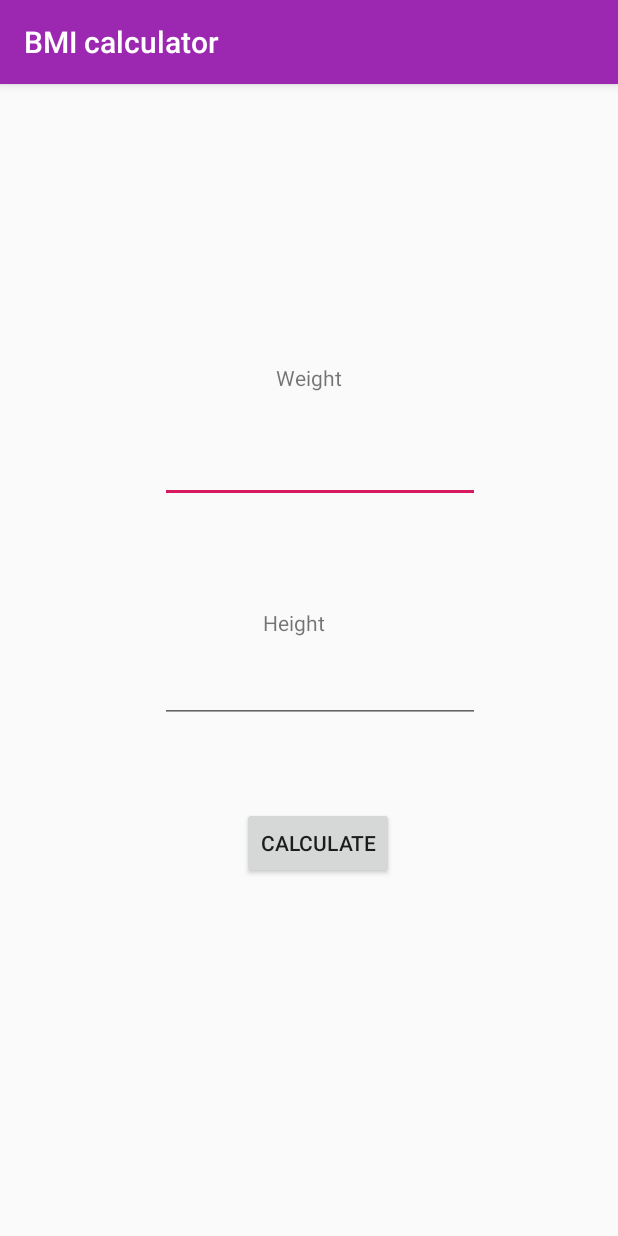
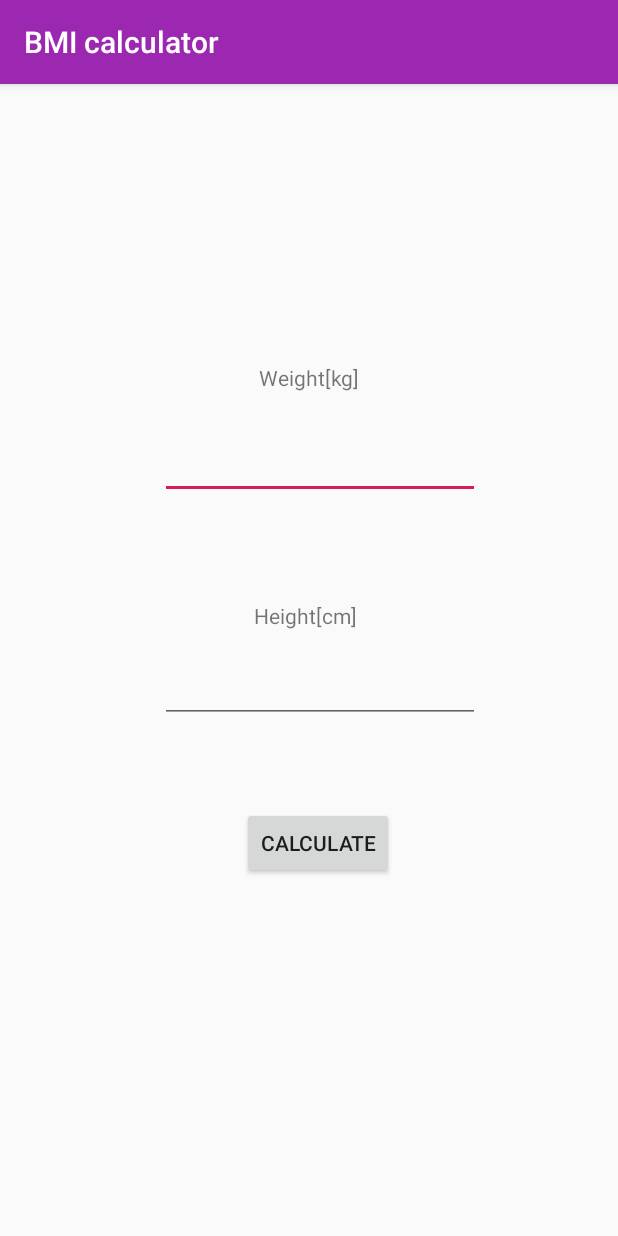
Before and after one commit to mczu/PAMO, an Android app: the screen it shows after launch (MainActivity), on a phone screen of 412 x 824 dp. Run offline under Robolectric (Android 15) with nearby library versions, the phone set to English and light mode, and no system bars.

Commit message:
BMI calc

```diff
--- a/BMI_calculator/app/src/main/java/com/example/bmi_calculator/MainActivity.java
+++ b/BMI_calculator/app/src/main/java/com/example/bmi_calculator/MainActivity.java
@@ -2,12 +2,51 @@ package com.example.bmi_calculator;
 
 import androidx.appcompat.app.AppCompatActivity;
 import android.os.Bundle;
+import android.view.View;
+import android.widget.EditText;
+import android.widget.TextView;
 
 public class MainActivity extends AppCompatActivity {
+
+    private EditText height;
+    private EditText weight;
+    private TextView result;
 
     @Override
     protected void onCreate(Bundle savedInstanceState) {
         super.onCreate(savedInstanceState);
         setContentView(R.layout.activity_main);
+
+        height = findViewById(R.id.height_input);
+        weight = findViewById(R.id.weight_input);
+        result = findViewById(R.id.result);
     }
+
+    public double calcBMIvalue(double weight, double height){
+        double bmi;
+        bmi = weight/ Math.pow(height, 2);
+        return bmi;
+    }
+
+    public void calculateBMI(View view) {
+
+        String height_value = height.getText().toString();
+        String weight_value = weight.getText().toString();
+
+        if (height_value != null && !"".equals(height_value) && !"0".equals(height_value)
+                && weight_value != null  &&  !"".equals(weight_value) && !"0".equals(weight_value)) {
+            double height= Double.parseDouble(height_value) / 100;
+            double weight = Double.parseDouble(weight_value);
+            double bmi = calcBMIvalue(weight, height);
+
+            displayBMI(bmi);
+        }
+    }
+
+    private void displayBMI(double bmi) {
+        double bmi_score = Math.round(bmi * 100.00) / 100.00;
+        String bmi_result = "BMI = " + bmi_score;
+        result.setText(bmi_result);
+    }
+
 }
--- a/BMI_calculator/app/src/main/res/layout/activity_main.xml
+++ b/BMI_calculator/app/src/main/res/layout/activity_main.xml
@@ -38,17 +38,15 @@
 
     <TextView
         android:id="@+id/height-label"
-        android:layout_width="59dp"
-        android:layout_height="19dp"
-        android:layout_marginStart="175dp"
+        android:layout_width="74dp"
+        android:layout_height="24dp"
         android:layout_marginTop="148dp"
-        android:layout_marginEnd="175dp"
         android:layout_marginBottom="305dp"
         android:labelFor="@id/height_input"
         android:text="@string/height"
         app:layout_constraintBottom_toBottomOf="parent"
         app:layout_constraintEnd_toEndOf="parent"
-        app:layout_constraintHorizontal_bias="0.055"
+        app:layout_constraintHorizontal_bias="0.5"
         app:layout_constraintStart_toStartOf="parent"
         app:layout_constraintTop_toBottomOf="@id/height_input"
         app:layout_constraintVertical_bias="1.0" />
@@ -77,10 +75,24 @@
         android:layout_marginTop="28dp"
         android:layout_marginEnd="156dp"
         android:layout_marginBottom="238dp"
+        android:onClick="calculateBMI"
         android:text="@string/calculate"
         app:layout_constraintBottom_toBottomOf="parent"
         app:layout_constraintEnd_toEndOf="parent"
         app:layout_constraintStart_toStartOf="parent"
         app:layout_constraintTop_toBottomOf="@+id/height_input" />
 
+    <TextView
+        android:id="@+id/result"
+        android:layout_width="wrap_content"
+        android:layout_height="wrap_content"
+        android:layout_marginTop="40dp"
+        android:layout_marginBottom="100dp"
+        app:layout_constraintBottom_toBottomOf="parent"
+        app:layout_constraintEnd_toEndOf="parent"
+        app:layout_constraintHorizontal_bias="0.498"
+        app:layout_constraintStart_toStartOf="parent"
+        app:layout_constraintTop_toBottomOf="@+id/button"
+        app:layout_constraintVertical_bias="0.0" />
+
 </androidx.constraintlayout.widget.ConstraintLayout>
--- a/BMI_calculator/app/src/main/res/values/strings.xml
+++ b/BMI_calculator/app/src/main/res/values/strings.xml
@@ -1,6 +1,6 @@
 <resources>
     <string name="app_name">BMI calculator</string>
-    <string name="weight">Weight</string>
-    <string name="height">Height</string>
+    <string name="weight">Weight[kg]</string>
+    <string name="height">Height[cm]</string>
     <string name="calculate">Calculate</string>
 </resources>
```
